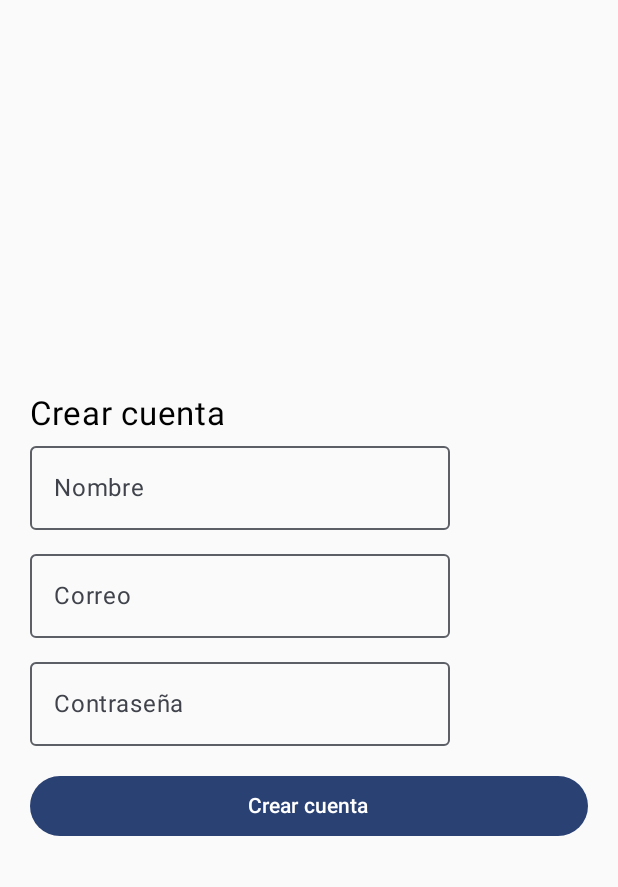
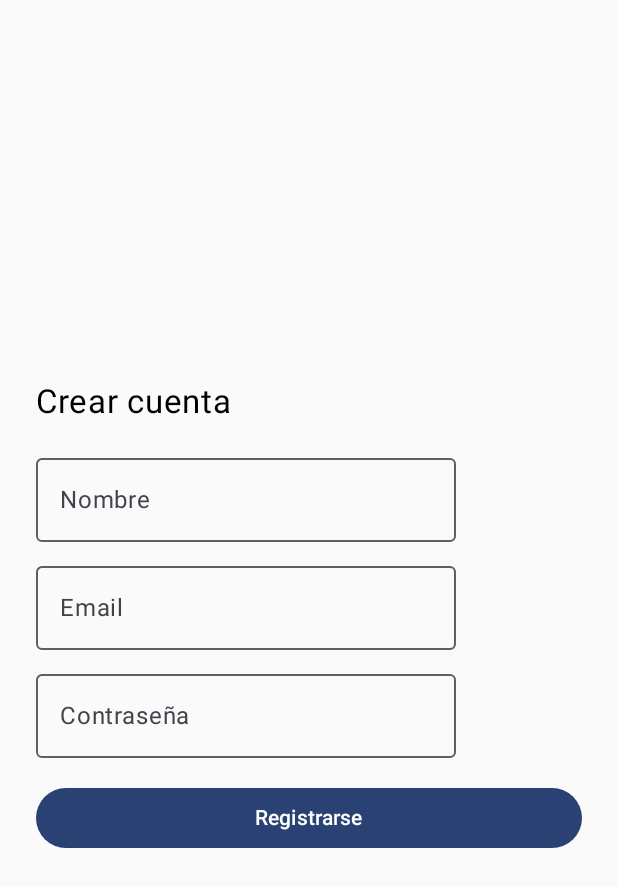
Before and after one commit to xavierillo/Iot-JetPack-Cotlin, an Android app built with Jetpack Compose: the screen it shows after launch (MainActivity), after a tap on "¿No tienes cuenta? Regístrate", on a phone screen of 412 x 824 dp. Shown: the top 887 px of the screen. Run offline under Robolectric (Android 15) with nearby library versions, the phone set to English and light mode, and no system bars; 1 other tap on this screen came first.

```diff
--- a/app/src/main/java/com/example/appiotcompose/data/remote/AuthApi.kt
+++ b/app/src/main/java/com/example/appiotcompose/data/remote/AuthApi.kt
@@ -3,6 +3,8 @@ package com.example.appiotcompose.data.remote
 
 import com.example.appiotcompose.data.remote.dto.LoginRequest
 import com.example.appiotcompose.data.remote.dto.LoginResponse
+import com.example.appiotcompose.data.remote.dto.RegisterRequest
+import com.example.appiotcompose.data.remote.dto.RegisterResponse
 import com.example.appiotcompose.data.remote.dto.UserDto
 import retrofit2.http.Body
 import retrofit2.http.GET
@@ -18,4 +20,7 @@ interface AuthApi {
     suspend fun profile(
         @Header("Authorization") auth: String
     ): UserDto
+
+    @POST("auth/register")
+    suspend fun register(@Body body: RegisterRequest): RegisterResponse
 }
--- a/app/src/main/java/com/example/appiotcompose/screens/RegisterScreen.kt
+++ b/app/src/main/java/com/example/appiotcompose/screens/RegisterScreen.kt
@@ -8,27 +8,108 @@ import androidx.compose.runtime.mutableStateOf
 import androidx.compose.runtime.remember
 import androidx.compose.runtime.setValue
 import androidx.compose.ui.Modifier
+import androidx.compose.ui.graphics.Color
+import androidx.compose.ui.text.input.PasswordVisualTransformation
+import androidx.compose.ui.tooling.preview.Preview
 import androidx.compose.ui.unit.dp
 import androidx.compose.ui.unit.sp
+import androidx.lifecycle.viewmodel.compose.viewModel
 import androidx.navigation.NavController
 import com.example.appiotcompose.nav.Route
+import com.example.appiotcompose.screens.login.AuthViewModel
+import com.example.appiotcompose.ui.theme.AppIotComposeTheme
 
 @Composable
-fun RegisterScreen(nav: NavController) {
-    var name by remember { mutableStateOf("") }
-    var email by remember { mutableStateOf("") }
-    var pwd by remember { mutableStateOf("") }
+fun RegisterContent(
+    name: String,
+    email: String,
+    pass: String,
+    errorMsg: String,
+    onNameChange: (String) -> Unit,
+    onEmailChange: (String) -> Unit,
+    onPassChange: (String) -> Unit,
+    onSendClick: () -> Unit
+) {
 
-    Column(Modifier.fillMaxSize().padding(20.dp), verticalArrangement = Arrangement.Center) {
+    Column(
+        modifier = Modifier
+            .fillMaxSize()
+            .padding(24.dp),
+        verticalArrangement = Arrangement.Center
+    ) {
         Text("Crear cuenta", fontSize = 22.sp)
-        OutlinedTextField(name, { name = it }, label = { Text("Nombre") })
+
+        Spacer(Modifier.height(16.dp))
+
+        OutlinedTextField(value = name, onValueChange = onNameChange, label = { Text("Nombre") })
         Spacer(Modifier.height(8.dp))
-        OutlinedTextField(email, { email = it }, label = { Text("Correo") })
+
+        OutlinedTextField(value = email, onValueChange = onEmailChange, label = { Text("Email") })
         Spacer(Modifier.height(8.dp))
-        OutlinedTextField(pwd, { pwd = it }, label = { Text("Contraseña") })
+
+        OutlinedTextField(
+            value = pass,
+            onValueChange = onPassChange,
+            label = { Text("Contraseña") },
+            visualTransformation = PasswordVisualTransformation()
+        )
+
         Spacer(Modifier.height(16.dp))
-        Button(onClick = { nav.navigate(Route.Login.path) }, modifier = Modifier.fillMaxWidth()) {
-            Text("Crear cuenta")
+
+        Button(
+            onClick = onSendClick,
+            modifier = Modifier.fillMaxWidth()
+        ) { Text("Registrarse") }
+
+        if (errorMsg.isNotEmpty()) {
+            Text(errorMsg, color = Color.Red)
         }
     }
 }
+
+
+
+@Composable
+fun RegisterScreen(nav: NavController, vm: AuthViewModel = viewModel()) {
+    var name by remember { mutableStateOf("") }
+    var email by remember { mutableStateOf("") }
+    var pass by remember { mutableStateOf("") }
+    var errorMsg by remember { mutableStateOf("") }
+
+    RegisterContent(
+        name,email, pass, errorMsg,
+        onNameChange= { name = it },
+        onEmailChange= { email = it },
+        onPassChange= { pass = it },
+        onSendClick = {
+            vm.register(
+                name = name,
+                email = email,
+                pass = pass,
+                onSuccess = {
+                    nav.navigate(Route.Login.path) {
+                        popUpTo(Route.Register.path) { inclusive = true }
+                    }
+                },
+                onFail = { errorMsg = it }
+            )
+        }
+    )
+}
+
+@Preview(showBackground = true)
+@Composable
+fun RegisterContentPreview() {
+    AppIotComposeTheme {
+        RegisterContent(
+            name = "javier",
+            email = "javier@demo.cl",
+            pass = "123456",
+            errorMsg = "Error de registro",
+            onNameChange = {},
+            onEmailChange = {},
+            onPassChange = {},
+            onSendClick = {}
+        )
+    }
+}
```
Also changed, not shown: app/src/main/java/com/example/appiotcompose/data/AuthRepository.kt (+16 -0 lines), app/src/main/java/com/example/appiotcompose/data/remote/dto/RegisterDto.kt (added, +12 -0 lines), app/src/main/java/com/example/appiotcompose/screens/login/AuthViewModel.kt (+10 -0 lines).
